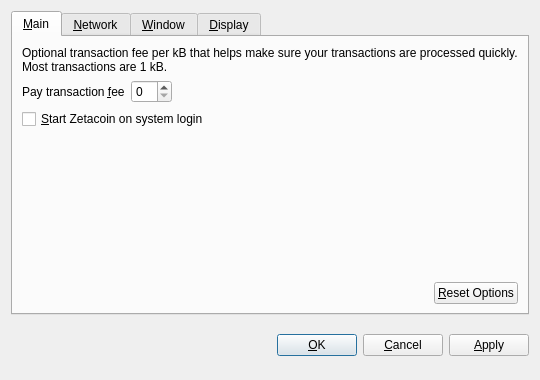
Before: the Qt Designer form src/qt/forms/optionsdialog.ui in clonecoin/clonecoin, drawn with Qt 5.
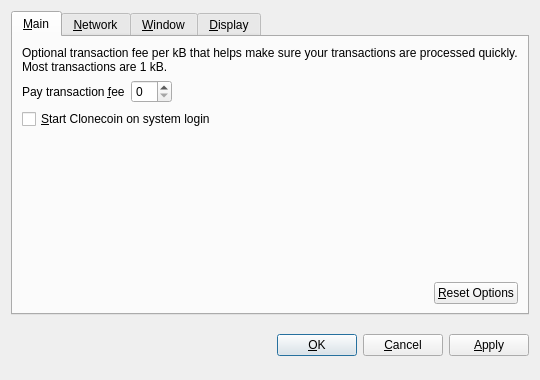
After: the same form once the commit is applied. Custom widgets are drawn as their Qt base class.

Patch:
```diff
--- a/src/qt/forms/optionsdialog.ui
+++ b/src/qt/forms/optionsdialog.ui
@@ -82,7 +82,7 @@
           <string>Automatically start Zetacoin after logging in to the system.</string>
          </property>
          <property name="text">
-          <string>&amp;Start Zetacoin on system login</string>
+          <string>&amp;Start Clonecoin on system login</string>
          </property>
         </widget>
        </item>
```
Left out of the diff: 10 changed lines with no effect on the pictures.
